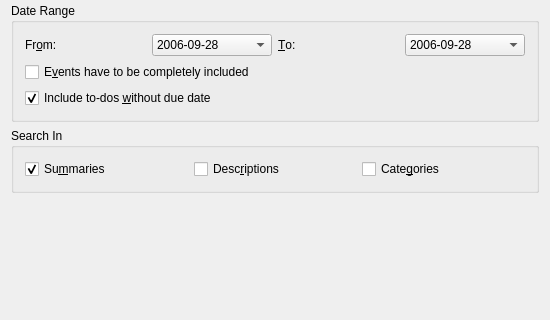
Before: the Qt Designer form searchdialog_base.ui in KDE/korganizer, drawn with Qt 5; both pictures show x 0 to 550 and y 107 to 427 of the 550 by 553 pixel window.
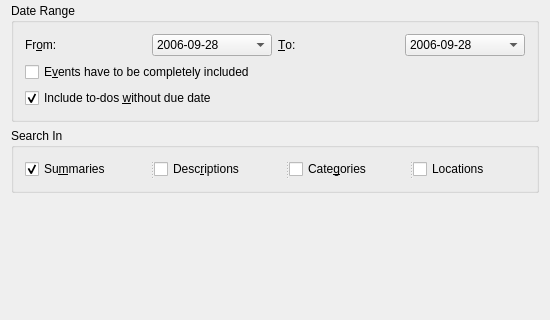
After: the same form once the commit is applied. Custom widgets are drawn as their Qt base class.

Commit message: Added search per location in korganizer.

Patch:
```diff
--- a/searchdialog_base.ui
+++ b/searchdialog_base.ui
@@ -14,15 +14,12 @@
   <property name="windowTitle" >
    <string>Find Events - KOrganizer</string>
   </property>
-  <layout class="QVBoxLayout" >
-   <property name="margin" >
-    <number>11</number>
-   </property>
+  <layout class="QGridLayout" name="gridLayout_2" >
+   <item row="0" column="0" >
+    <layout class="QHBoxLayout" >
    <property name="spacing" >
     <number>6</number>
    </property>
-   <item>
-    <layout class="QHBoxLayout" >
      <property name="margin" >
       <number>0</number>
      </property>
@@ -169,19 +166,17 @@
      </layout>
     </widget>
    </item>
-   <item>
+   <item row="3" column="0" >
     <widget class="QGroupBox" name="mSearchGroup" >
      <property name="title" >
       <string>Search In</string>
      </property>
-     <layout class="QHBoxLayout" >
-      <property name="margin" >
-       <number>11</number>
-      </property>
-      <property name="spacing" >
-       <number>6</number>
-      </property>
-      <item>
+     <layout class="QGridLayout" name="gridLayout" >
+      <item row="0" column="0" >
+       <widget class="QSplitter" name="splitter" >
+        <property name="orientation" >
+         <enum>Qt::Horizontal</enum>
+        </property>
        <widget class="QCheckBox" name="mSummaryCheck" >
         <property name="text" >
          <string>Su&amp;mmaries</string>
@@ -190,20 +185,22 @@
          <bool>true</bool>
         </property>
        </widget>
-      </item>
-      <item>
        <widget class="QCheckBox" name="mDescriptionCheck" >
         <property name="text" >
          <string>Desc&amp;riptions</string>
         </property>
        </widget>
-      </item>
-      <item>
        <widget class="QCheckBox" name="mCategoryCheck" >
         <property name="text" >
          <string>Cate&amp;gories</string>
         </property>
        </widget>
+        <widget class="QCheckBox" name="mLocationCheck" >
+         <property name="text" >
+          <string>Locations</string>
+         </property>
+        </widget>
+       </widget>
       </item>
      </layout>
     </widget>
```
Left out of the diff: 14 changed lines with no effect on the pictures. Lines whose indentation alone changed are shown as unchanged. The commit also changes 1 other file.
